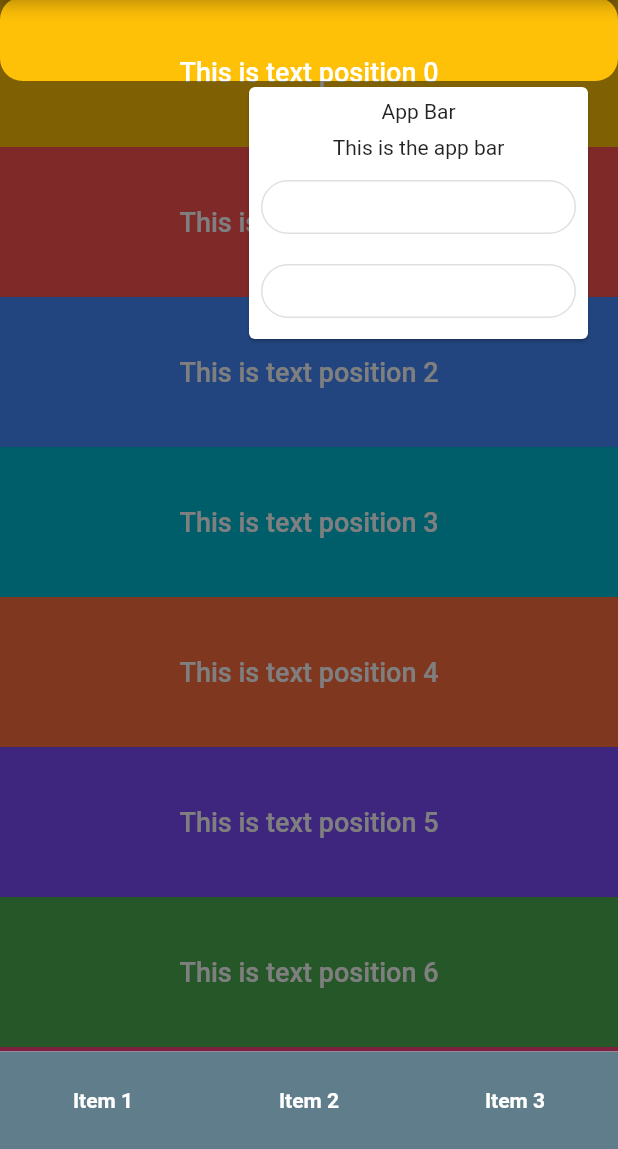
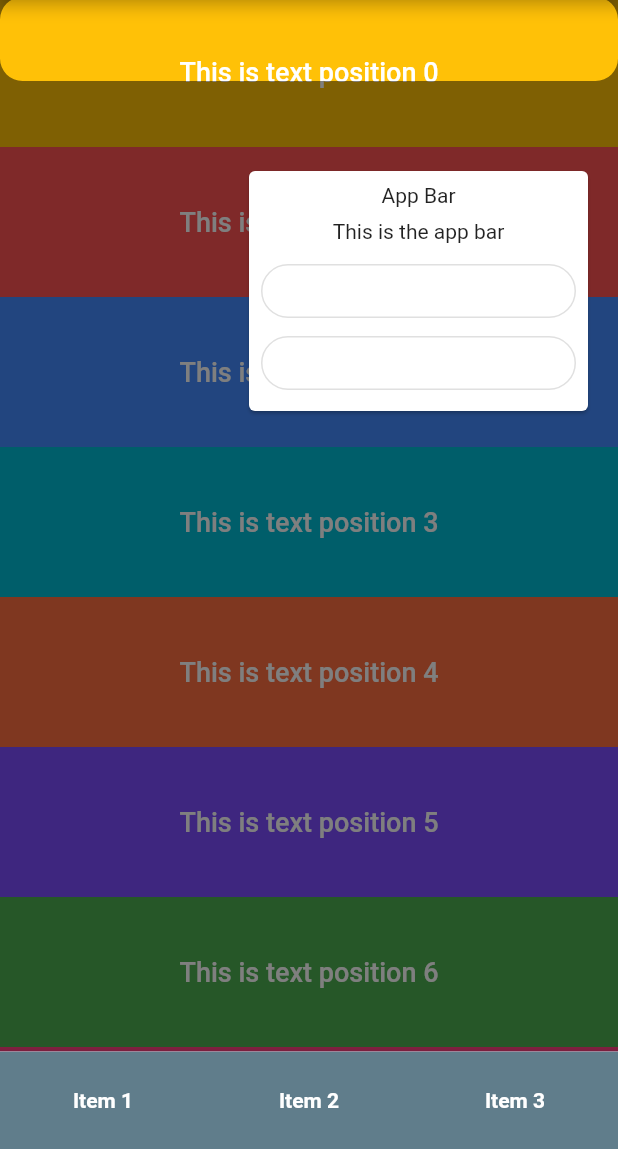
Before and after one commit to the-ginger-geek/flutter_tour, a Flutter app: the screen it shows after launch, on a phone screen of 412 x 824 dp, the part 87-1236 px from its top. Run offline on Flutter 3.47's test engine with Material 2 defaults, Android fonts, the phone set to English and light mode, and no system bars.

Commit message:
added arrow control point to Arrow Anchor class Updated path for cards that are situated on top of the target widget Added arrows to the tour and re-aligned the card buttons Renamed Painter to OverlayPainter

```diff
--- /dev/null
+++ b/lib/arrow_anchor.dart
@@ -0,0 +1,9 @@
+import 'dart:math';
+
+class ArrowAnchor {
+  Point? anchorStart;
+  Point? anchorEnd;
+  Point? arrowControlPoint;
+
+  ArrowAnchor({required this.anchorStart, required this.anchorEnd, required this.arrowControlPoint});
+}
--- /dev/null
+++ b/lib/arrow_painter.dart
@@ -0,0 +1,46 @@
+import 'package:flutter/material.dart';
+import 'package:flutter_tour/card_position.dart';
+import 'package:flutter_tour/arrow_anchor.dart';
+
+import 'widget_position.dart';
+
+class ArrowPainter extends CustomPainter {
+  final WidgetPosition widgetPosition;
+  final CardPosition cardPosition;
+  final ArrowAnchor? widgetAnchors;
+  final Color arrowColor;
+
+  ArrowPainter(
+      {required this.widgetPosition,
+      required this.arrowColor,
+      required this.cardPosition,
+      required this.widgetAnchors});
+
+  @override
+  void paint(Canvas canvas, Size size) {
+    Paint paint = Paint()
+      ..color = arrowColor
+      ..style = PaintingStyle.stroke
+      ..strokeWidth = 2.0;
+
+    // final bool cardPositionRight = (cardPosition.left ?? 0.0) > (cardPosition.right ?? 0.0);
+    final bool cardPositionTop = (cardPosition.top ?? 0.0) > (cardPosition.bottom ?? 0.0);
+    if (cardPositionTop == true) {
+
+      final controlPointX = widgetAnchors?.arrowControlPoint?.x as double;
+      final controlPointY = widgetAnchors?.arrowControlPoint?.y as double;
+      final anchorEndX = widgetAnchors?.anchorEnd?.x as double;
+      final anchorEndY = widgetAnchors?.anchorEnd?.y as double;
+
+      Path path = Path();
+      path.moveTo((widgetAnchors?.anchorStart?.x as double), widgetAnchors?.anchorStart?.y as double);
+      path.quadraticBezierTo(controlPointX, controlPointY, anchorEndX, anchorEndY);
+      canvas.drawPath(path, paint);
+    }
+  }
+
+  @override
+  bool shouldRepaint(covariant CustomPainter oldDelegate) {
+    return true;
+  }
+}
--- a/lib/flutter_tour.dart
+++ b/lib/flutter_tour.dart
@@ -1,9 +1,15 @@
+import 'dart:math';
+
 import 'package:flutter/material.dart';
+import 'package:flutter_tour/arrow_anchor.dart';
 
+import 'arrow_painter.dart';
 import 'card_position.dart';
-import 'painter.dart';
+import 'overlay_painter.dart';
 import 'tour_target.dart';
 import 'widget_position.dart';
+
+final keyCard = GlobalKey();
 
 class FlutterTour extends StatefulWidget {
   final List<TourTarget> tourTargets;
@@ -53,6 +59,7 @@ class _FlutterTourState extends State<FlutterTour> {
   int activePosition = 0;
   late bool? tourVisible;
   CardPosition cardPosition = CardPosition();
+  ArrowAnchor? arrowAnchors;
 
   @override
   void initState() {
@@ -73,10 +80,17 @@ class _FlutterTourState extends State<FlutterTour> {
         if (widget.child != null) widget.child as Widget,
         if (_tourVisible())
           CustomPaint(
-            painter: Painter(widgetPosition: _getWidgetPosition()),
-            size: MediaQuery
-                .of(context)
-                .size,
+            painter: OverlayPainter(widgetPosition: _getWidgetPosition()),
+            size: MediaQuery.of(context).size,
+          ),
+        if (_tourVisible())
+          CustomPaint(
+            painter: ArrowPainter(
+                arrowColor: Colors.white,
+                cardPosition: cardPosition,
+                widgetAnchors: arrowAnchors,
+                widgetPosition: _getWidgetPosition()),
+            size: MediaQuery.of(context).size,
           ),
         if (_tourVisible())
           Positioned(
@@ -87,6 +101,7 @@ class _FlutterTourState extends State<FlutterTour> {
             child: SizedBox(
               width: cardWidth,
               child: Card(
+                key: keyCard,
                 color: widget.cardBackgroundColor,
                 child: Padding(
                   padding: const EdgeInsets.all(8.0),
@@ -100,7 +115,16 @@ class _FlutterTourState extends State<FlutterTour> {
                       const SizedBox(height: 8.0),
                       Row(
                         children: [
+                          if (widget.showBackButton)
                             Expanded(
+                              child: OutlinedButton(
+                                  onPressed: () => _showPreviousWidget(),
+                                  style: _buttonStyle(buttonColor: widget.cardOptionalButtonColor),
+                                  child: widget.cardOptionalButtonText ?? const Text('')),
+                            ),
+                          if (widget.showBackButton) const SizedBox(width: 8.0),
+                          Expanded(
+                            flex: 1,
                             child: OutlinedButton(
                                 onPressed: () => _showNextWidget(),
                                 style: _buttonStyle(buttonColor: widget.cardButtonOneColor),
@@ -108,22 +132,8 @@ class _FlutterTourState extends State<FlutterTour> {
                           ),
                         ],
                       ),
-                      const SizedBox(height: 8.0),
-                      if (widget.showBackButton)
-                        Row(
-                          children: [
-                            Expanded(
-                              child: OutlinedButton(
-                                  onPressed: () => _showPreviousWidget(),
-                                  style: _buttonStyle(buttonColor: widget.cardOptionalButtonColor),
-                                  child: widget.cardOptionalButtonText ?? const Text('')),
-                            ),
-                          ],
-                        ),
-                      if (widget.showBackButton)
-                        const SizedBox(
-                          height: 8.0,
-                        ),
+                      const SizedBox(),
+                      if (widget.showBackButton) const SizedBox(),
                       Row(
                         children: [
                           Expanded(
@@ -145,7 +155,7 @@ class _FlutterTourState extends State<FlutterTour> {
                 ),
               ),
             ),
-          )
+          ),
       ],
     );
   }
@@ -198,7 +208,7 @@ class _FlutterTourState extends State<FlutterTour> {
           bottom: (position.dy - offset) + renderBox.size.height,
         );
 
-        _positionCard(mediaQuery, widgetPosition);
+        _positionCard(mediaQuery, widgetPosition, renderBox);
         return widgetPosition;
       }
     } else {
@@ -209,9 +219,17 @@ class _FlutterTourState extends State<FlutterTour> {
     return WidgetPosition(left: 0, top: 0, right: 0, bottom: 0);
   }
 
-  void _positionCard(MediaQueryData mediaQuery, WidgetPosition widgetPosition) {
+  /*
+  currentWidgetTop = widgetTop - scrollOffset (available space on top)
+  currentWidgetBottom = (widgetTop + widgetHeight) - scrollOffset
+  availableSpaceBottom = screenHeight - currentWidgetBottom
+   */
+
+  void _positionCard(MediaQueryData mediaQuery, WidgetPosition widgetPosition, RenderBox targetRenderBox) {
     final halfScreenSize = mediaQuery.size.height / 2;
     final cardHorizontalSpacing = mediaQuery.size.width - cardWidth;
+    final validTargetWidget = targetRenderBox.size.height < halfScreenSize;
+    if (validTargetWidget) {
       if (widgetPosition.bottom > halfScreenSize) {
         cardPosition = CardPosition(
           left: 16.0,
@@ -223,6 +241,27 @@ class _FlutterTourState extends State<FlutterTour> {
           left: cardHorizontalSpacing,
           right: 16.0,
           top: widgetPosition.bottom,
+        );
+        final cardRenderBox = keyCard.currentContext?.findRenderObject() as RenderBox?;
+        if (cardRenderBox?.hasSize ?? false) {
+          final halfCardHeight = (cardRenderBox?.size.height ?? 0.0) / 2;
+          final startArrowDx = (cardPosition.right ?? 0.0);
+          final startArrowDy = (cardPosition.bottom ?? 0.0) + halfCardHeight;
+          arrowAnchors?.anchorStart = Point(startArrowDx, startArrowDy);
+          final endArrowDx = widgetPosition.left + (targetRenderBox.size.width * (3 / 4));
+          final endArrowDy = widgetPosition.top;
+          arrowAnchors?.anchorEnd = Point(endArrowDx, endArrowDy);
+
+          const radian = 90.0 * ((2 * pi) / 360);
+
+          Point controlPoint = Point(halfCardHeight * cos(radian), halfCardHeight * sin(radian));
+          arrowAnchors?.arrowControlPoint = controlPoint;
+        }
+      }
+    } else {
+      cardPosition = CardPosition(
+        left: 16.0,
+        bottom: 16.0,
       );
     }
   }
--- a/lib/painter.dart
+++ b/lib/overlay_painter.dart
@@ -2,10 +2,10 @@ import 'package:flutter/material.dart';
 
 import 'widget_position.dart';
 
-class Painter extends CustomPainter {
+class OverlayPainter extends CustomPainter {
   final WidgetPosition widgetPosition;
 
-  Painter({required this.widgetPosition});
+  OverlayPainter({required this.widgetPosition});
 
   @override
   void paint(Canvas canvas, Size size) {
```
Lines whose indentation alone changed are shown as unchanged.
